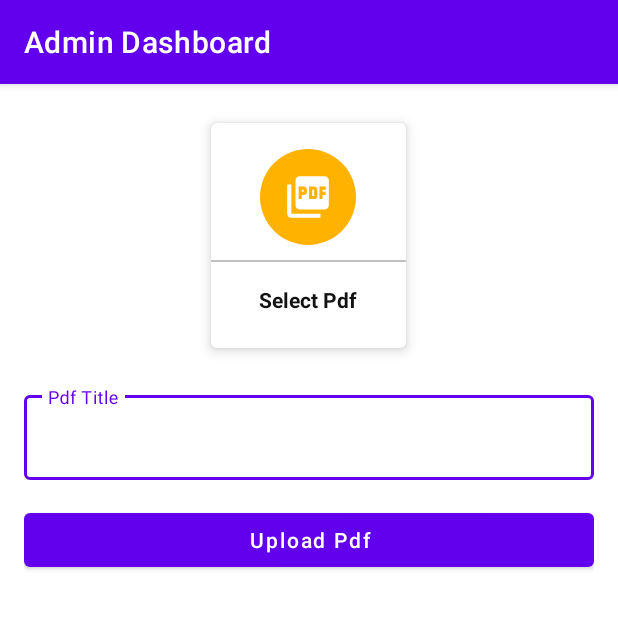
After one commit to itsaaloksah/AdminAppDashboard, an Android app: the UploadPdfActivity screen opened directly, with no data from a screen before it, on a phone screen of 412 x 824 dp, the top half of it. The commit adds this screen. Run offline under Robolectric (Android 15) with nearby library versions, the phone set to English and light mode, and no system bars; our stand-ins replace Firebase (no records; nobody signed in at launch, a user with empty details on screens opened directly).

Commit message:
added code for upload ebook

```diff
--- a/app/src/main/AndroidManifest.xml
+++ b/app/src/main/AndroidManifest.xml
@@ -15,6 +15,13 @@
         android:supportsRtl="true"
         android:theme="@style/Theme.SampleApp"
         tools:targetApi="31">
+        <activity
+            android:name=".UploadPdfActivity"
+            android:exported="false">
+            <meta-data
+                android:name="android.app.lib_name"
+                android:value="" />
+        </activity>
         <activity
             android:name=".UploadImage"
             android:exported="false">
--- a/app/src/main/java/com/app/sampleapp/MainActivity.java
+++ b/app/src/main/java/com/app/sampleapp/MainActivity.java
@@ -9,7 +9,7 @@ import android.view.View;
 
 public class MainActivity extends AppCompatActivity implements View.OnClickListener{
 
-    CardView uploadNotice, addGalleryImage;
+    CardView uploadNotice, addGalleryImage, addEbook;
 
     @Override
     protected void onCreate(Bundle savedInstanceState) {
@@ -18,10 +18,13 @@ public class MainActivity extends AppCompatActivity implements View.OnClickListe
 
         uploadNotice = findViewById(R.id.addNotice);
         addGalleryImage = findViewById(R.id.addGalleryImage);
+        addEbook = findViewById(R.id.addEbook);
+
 
 
         uploadNotice.setOnClickListener(this);
         addGalleryImage.setOnClickListener(this);
+        addEbook.setOnClickListener(this);
     }
 
     @Override
@@ -33,7 +36,11 @@ public class MainActivity extends AppCompatActivity implements View.OnClickListe
                 startActivity(intent);
                 break;
             case R.id.addGalleryImage:
-               intent = new Intent(MainActivity.this,UploadImage.class);
+                intent = new Intent(MainActivity.this,UploadImage.class);
+                startActivity(intent);
+                break;
+            case R.id.addEbook:
+                intent = new Intent(MainActivity.this,UploadPdfActivity.class);
                 startActivity(intent);
                 break;
         }
--- /dev/null
+++ b/app/src/main/java/com/app/sampleapp/UploadPdfActivity.java
@@ -0,0 +1,78 @@
+package com.app.sampleapp;
+
+import androidx.annotation.Nullable;
+import androidx.appcompat.app.AppCompatActivity;
+import androidx.cardview.widget.CardView;
+
+import android.app.ProgressDialog;
+import android.content.Intent;
+import android.graphics.Bitmap;
+import android.net.Uri;
+import android.os.Bundle;
+import android.provider.MediaStore;
+import android.view.View;
+import android.widget.Button;
+import android.widget.EditText;
+import android.widget.ImageView;
+import android.widget.Toast;
+
+import com.google.firebase.database.DatabaseReference;
+import com.google.firebase.database.FirebaseDatabase;
+import com.google.firebase.storage.FirebaseStorage;
+import com.google.firebase.storage.StorageReference;
+
+import java.io.IOException;
+
+public class UploadPdfActivity extends AppCompatActivity {
+
+    private CardView addPdf;
+    private EditText pdfTitle;
+    private Button uploadPdfBtn;
+
+    private final int REQ = 1;
+    private Uri pdfData;
+    private DatabaseReference reference;
+    private StorageReference storageReference;
+    String downloadUrl = "";
+    private ProgressDialog pd;
+
+    @Override
+    protected void onCreate(Bundle savedInstanceState) {
+        super.onCreate(savedInstanceState);
+        setContentView(R.layout.activity_upload_pdf);
+
+        reference = FirebaseDatabase.getInstance().getReference();
+        storageReference = FirebaseStorage.getInstance().getReference();
+
+        pd = new ProgressDialog(this);
+
+        addPdf = findViewById(R.id.addPdf);
+        pdfTitle = findViewById(R.id.pdfTitle);
+        uploadPdfBtn = findViewById(R.id.uploadPdfBtn);
+
+        addPdf.setOnClickListener(new View.OnClickListener() {
+            @Override
+            public void onClick(View view) {
+                openGallery();
+            }
+        });
+    }
+
+    private void openGallery() {
+        Intent intent = new Intent();
+        intent.setType("application/pdf");
+        intent.setAction(Intent.ACTION_GET_CONTENT);
+        startActivityForResult(Intent.createChooser(intent,"Select PDF File"),REQ);
+    }
+
+    @Override
+    protected void onActivityResult(int requestCode, int resultCode, @Nullable Intent data) {
+        super.onActivityResult(requestCode, resultCode, data);
+        if (requestCode == REQ && resultCode == RESULT_OK){
+            pdfData = data.getData();
+
+            Toast.makeText(this, ""+pdfData, Toast.LENGTH_SHORT).show();
+
+        }
+    }
+}
--- /dev/null
+++ b/app/src/main/res/drawable/ic_pdf.xml
@@ -0,0 +1,5 @@
+<vector android:height="24dp" android:tint="#FFFFFF"
+    android:viewportHeight="24" android:viewportWidth="24"
+    android:width="24dp" xmlns:android="http://schemas.android.com/apk/res/android">
+    <path android:fillColor="@android:color/white" android:pathData="M20,2L8,2c-1.1,0 -2,0.9 -2,2v12c0,1.1 0.9,2 2,2h12c1.1,0 2,-0.9 2,-2L22,4c0,-1.1 -0.9,-2 -2,-2zM11.5,9.5c0,0.83 -0.67,1.5 -1.5,1.5L9,11v2L7.5,13L7.5,7L10,7c0.83,0 1.5,0.67 1.5,1.5v1zM16.5,11.5c0,0.83 -0.67,1.5 -1.5,1.5h-2.5L12.5,7L15,7c0.83,0 1.5,0.67 1.5,1.5v3zM20.5,8.5L19,8.5v1h1.5L20.5,11L19,11v2h-1.5L17.5,7h3v1.5zM9,9.5h1v-1L9,8.5v1zM4,6L2,6v14c0,1.1 0.9,2 2,2h14v-2L4,20L4,6zM14,11.5h1v-3h-1v3z"/>
+</vector>
--- /dev/null
+++ b/app/src/main/res/layout/activity_upload_pdf.xml
@@ -0,0 +1,82 @@
+<?xml version="1.0" encoding="utf-8"?>
+<ScrollView xmlns:android="http://schemas.android.com/apk/res/android"
+    xmlns:app="http://schemas.android.com/apk/res-auto"
+    xmlns:tools="http://schemas.android.com/tools"
+    android:layout_width="match_parent"
+    android:padding="16dp"
+    android:layout_height="match_parent"
+    tools:context=".UploadPdfActivity">
+
+    <LinearLayout
+        android:layout_width="match_parent"
+        android:layout_height="match_parent"
+        android:orientation="vertical">
+
+
+
+        <com.google.android.material.card.MaterialCardView
+            android:layout_width="130dp"
+            android:layout_height="150dp"
+            android:layout_margin="10dp"
+            android:id="@+id/addPdf"
+            android:layout_gravity="center"
+            app:cardElevation="5dp">
+
+            <LinearLayout
+                android:layout_width="match_parent"
+                android:layout_height="match_parent"
+                android:orientation="vertical"
+                android:gravity="center">
+
+                <ImageView
+                    android:layout_width="64dp"
+                    android:layout_height="64dp"
+                    android:background="@drawable/circle_yellow"
+                    android:src="@drawable/ic_pdf"
+                    android:padding="15dp"/>
+
+                <View
+                    android:layout_width="match_parent"
+                    android:layout_height="1dp"
+                    android:background="@color/lightGrey"
+                    android:layout_marginTop="10dp"/>
+
+                <TextView
+                    android:layout_width="wrap_content"
+                    android:layout_height="wrap_content"
+                    android:text="Select Pdf"
+                    android:textStyle="bold"
+                    android:padding="5dp"
+                    android:layout_marginTop="10dp"
+                    android:textColor="@color/textColor"/>
+
+
+            </LinearLayout>
+
+        </com.google.android.material.card.MaterialCardView>
+
+        <com.google.android.material.textfield.TextInputLayout
+            style="@style/Widget.MaterialComponents.TextInputLayout.OutlinedBox"
+            android:layout_marginTop="16dp"
+            android:layout_width="match_parent"
+            android:layout_height="match_parent">
+
+            <com.google.android.material.textfield.TextInputEditText
+                android:id="@+id/pdfTitle"
+                android:layout_width="match_parent"
+                android:layout_height="wrap_content"
+                android:hint="Pdf Title" />
+        </com.google.android.material.textfield.TextInputLayout>
+
+        <com.google.android.material.button.MaterialButton
+            android:layout_width="match_parent"
+            android:layout_height="wrap_content"
+            android:text="Upload Pdf"
+            android:layout_marginTop="16dp"
+            android:textAllCaps="false"
+            android:id="@+id/uploadPdfBtn"/>
+
+    </LinearLayout>
+
+
+</ScrollView>
```
